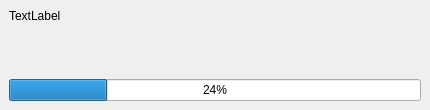
The window that devices/actiondialog.ui (polpo/cantata-mac) describes before a commit, drawn with Qt 5.
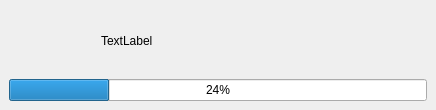
The same window after the commit. The open tabs and pages were chosen to show the change. Custom widgets are drawn as their Qt base class.

Commit message: Store Cantata settings in is_audio_player Add animated action label

```diff
--- a/devices/actiondialog.ui
+++ b/devices/actiondialog.ui
@@ -6,7 +6,7 @@
    <rect>
     <x>0</x>
     <y>0</y>
-    <width>430</width>
+    <width>436</width>
     <height>105</height>
    </rect>
   </property>
@@ -199,18 +199,62 @@
       </layout>
      </widget>
      <widget class="QWidget" name="page_2">
-      <layout class="QVBoxLayout" name="verticalLayout_2">
-       <item>
+      <layout class="QGridLayout" name="gridLayout">
+       <item row="0" column="0">
+        <widget class="ActionLabel" name="actionLabel">
+         <property name="sizePolicy">
+          <sizepolicy hsizetype="Fixed" vsizetype="Fixed">
+           <horstretch>0</horstretch>
+           <verstretch>0</verstretch>
+          </sizepolicy>
+         </property>
+         <property name="minimumSize">
+          <size>
+           <width>64</width>
+           <height>64</height>
+          </size>
+         </property>
+         <property name="maximumSize">
+          <size>
+           <width>64</width>
+           <height>64</height>
+          </size>
+         </property>
+        </widget>
+       </item>
+       <item row="0" column="1">
+        <spacer name="horizontalSpacer_5">
+         <property name="orientation">
+          <enum>Qt::Horizontal</enum>
+         </property>
+         <property name="sizeType">
+          <enum>QSizePolicy::Fixed</enum>
+         </property>
+         <property name="sizeHint" stdset="0">
+          <size>
+           <width>16</width>
+           <height>20</height>
+          </size>
+         </property>
+        </spacer>
+       </item>
+       <item row="0" column="2">
         <widget class="QLabel" name="progressLabel">
+         <property name="sizePolicy">
+          <sizepolicy hsizetype="MinimumExpanding" vsizetype="MinimumExpanding">
+           <horstretch>0</horstretch>
+           <verstretch>0</verstretch>
+          </sizepolicy>
+         </property>
          <property name="text">
           <string>TextLabel</string>
          </property>
          <property name="alignment">
-          <set>Qt::AlignLeading|Qt::AlignLeft|Qt::AlignTop</set>
+          <set>Qt::AlignLeading|Qt::AlignLeft|Qt::AlignVCenter</set>
          </property>
         </widget>
        </item>
-       <item>
+       <item row="1" column="0" colspan="3">
         <widget class="QProgressBar" name="progressBar">
          <property name="value">
           <number>24</number>
@@ -229,6 +273,11 @@
    <extends>QProgressBar</extends>
    <header>capacitybar.h</header>
   </customwidget>
+  <customwidget>
+   <class>ActionLabel</class>
+   <extends>QLabel</extends>
+   <header>actionlabel.h</header>
+  </customwidget>
  </customwidgets>
  <tabstops>
   <tabstop>configureButton</tabstop>
```
The commit also changes 7 other files.
